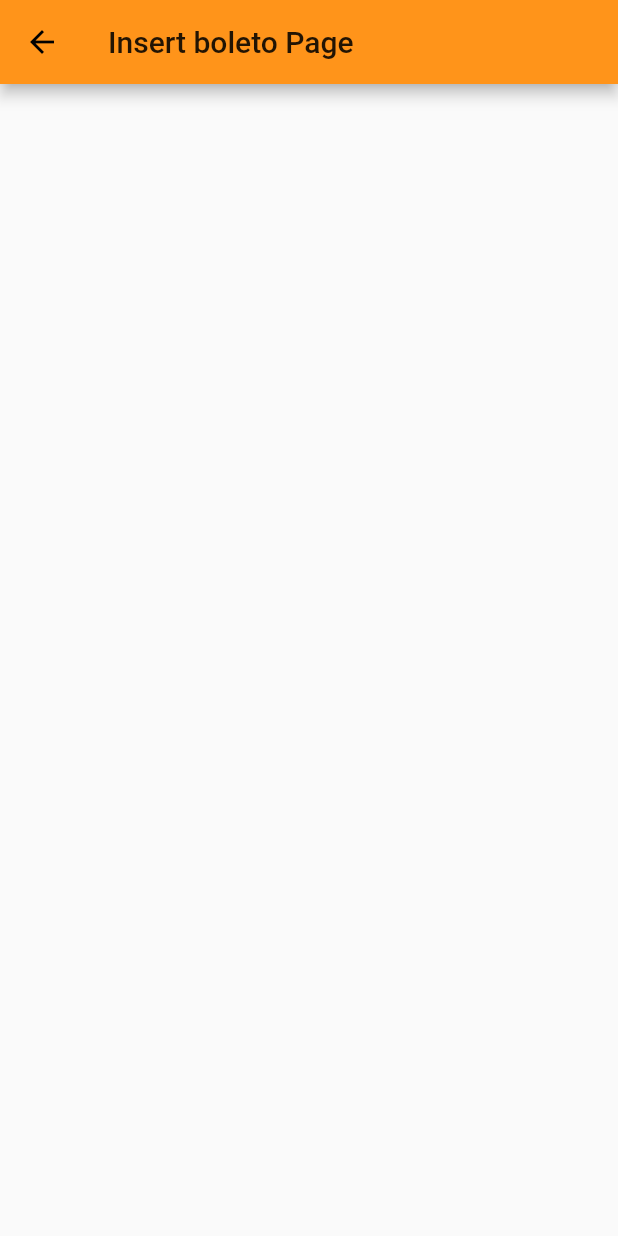
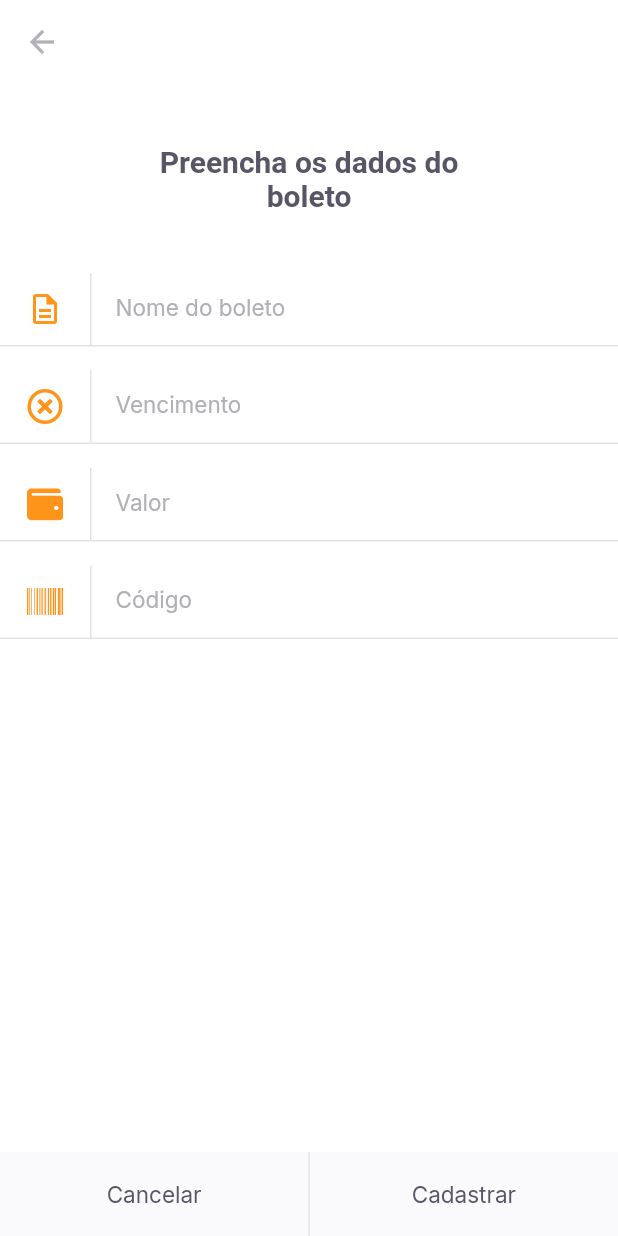
Before and after one commit to rodrigoota/flutter-payflow, a Flutter app: the InsertBoletoPage screen opened by its route, on a phone screen of 412 x 824 dp. Run offline on Flutter 3.47's test engine with Material 2 defaults, Android fonts, the phone set to English and light mode, and no system bars; our stand-ins replace camera, firebase_core, font_awesome_flutter, google_fonts, google_sign_in, image_picker and 1 more; missing offline and left inert: google_ml_kit; accounts and stored records are empty.

Commit message:
add InputTextWidget, update InsertBoletoPage

```diff
--- a/lib/modules/home/home_page.dart
+++ b/lib/modules/home/home_page.dart
@@ -69,7 +69,8 @@ class _HomePageState extends State<HomePage> {
                 )),
             GestureDetector(
               onTap: () {
-                Navigator.pushNamed(context, "/barcode_scanner");
+                //Navigator.pushNamed(context, "/barcode_scanner");
+                Navigator.pushNamed(context, "/insert_boleto");
               },
               child: Container(
                 width: 56,
--- a/lib/modules/insert_boleto/insert_boleto_page.dart
+++ b/lib/modules/insert_boleto/insert_boleto_page.dart
@@ -1,4 +1,9 @@
 import 'package:flutter/material.dart';
+import 'package:font_awesome_flutter/font_awesome_flutter.dart';
+import 'package:payflow/shared/themes/app_colors.dart';
+import 'package:payflow/shared/themes/app_text_styles.dart';
+import 'package:payflow/shared/widgets/input_text/input_text_widget.dart';
+import 'package:payflow/shared/widgets/set_label_buttons/set_label_buttons.dart';
 
 class InsertBoletoPage extends StatelessWidget {
   const InsertBoletoPage({Key? key}) : super(key: key);
@@ -6,9 +11,52 @@ class InsertBoletoPage extends StatelessWidget {
   @override
   Widget build(BuildContext context) {
     return Scaffold(
-      appBar: AppBar(
-        title: Text("Insert boleto Page"),
-      ),
-    );
+        backgroundColor: AppColors.background,
+        appBar: AppBar(
+          backgroundColor: AppColors.background,
+          elevation: 0,
+          leading: BackButton(
+            color: AppColors.input,
+          ),
+        ),
+        body: Column(
+          crossAxisAlignment: CrossAxisAlignment.center,
+          children: [
+            Padding(
+              padding: const EdgeInsets.symmetric(horizontal: 93, vertical: 40),
+              child: Text(
+                "Preencha os dados do boleto",
+                style: TextStyles.titleBoldHeading,
+                textAlign: TextAlign.center,
+              ),
+            ),
+            InputTextWidget(
+              icon: Icons.description_outlined,
+              label: "Nome do boleto",
+              onChanged: (value) {},
+            ),
+            InputTextWidget(
+              icon: FontAwesomeIcons.timesCircle,
+              label: "Vencimento",
+              onChanged: (value) {},
+            ),
+            InputTextWidget(
+              icon: FontAwesomeIcons.wallet,
+              label: "Valor",
+              onChanged: (value) {},
+            ),
+            InputTextWidget(
+              icon: FontAwesomeIcons.barcode,
+              label: "Código",
+              onChanged: (value) {},
+            ),
+          ],
+        ),
+        bottomNavigationBar: SetLabelButtons(
+          primaryLabel: "Cancelar",
+          primaryOnPressed: () {},
+          secondaryLabel: "Cadastrar",
+          secondaryOnPressed: () {},
+        ));
   }
 }
--- /dev/null
+++ b/lib/shared/widgets/input_text/input_text_widget.dart
@@ -0,0 +1,68 @@
+import 'package:flutter/material.dart';
+import 'package:payflow/shared/themes/app_colors.dart';
+import 'package:payflow/shared/themes/app_text_styles.dart';
+
+class InputTextWidget extends StatelessWidget {
+  final String label;
+  final IconData icon;
+  final String? initialValue;
+  final String? Function(String?)? validator;
+  final TextEditingController? controller;
+  final void Function(String value) onChanged;
+
+  const InputTextWidget(
+      {Key? key,
+      required this.label,
+      required this.icon,
+      this.initialValue,
+      this.validator,
+      this.controller,
+      required this.onChanged})
+      : super(key: key);
+
+  @override
+  Widget build(BuildContext context) {
+    return Padding(
+      padding: const EdgeInsets.only(bottom: 16),
+      child: Column(
+        children: [
+          TextFormField(
+            controller: controller,
+            onChanged: onChanged,
+            initialValue: initialValue,
+            validator: validator,
+            style: TextStyles.input,
+            decoration: InputDecoration(
+              contentPadding: EdgeInsets.zero,
+              labelText: label,
+              labelStyle: TextStyles.input,
+              icon: Row(
+                mainAxisSize: MainAxisSize.min,
+                children: [
+                  Padding(
+                    padding: const EdgeInsets.symmetric(horizontal: 18),
+                    child: Icon(
+                      icon,
+                      color: AppColors.primary,
+                    ),
+                  ),
+                  Container(
+                    width: 1,
+                    height: 48,
+                    color: AppColors.stroke,
+                  )
+                ],
+              ),
+              border: InputBorder.none,
+            ),
+          ),
+          Divider(
+            height: 1,
+            thickness: 1,
+            color: AppColors.stroke,
+          )
+        ],
+      ),
+    );
+  }
+}
--- a/pubspec.yaml
+++ b/pubspec.yaml
@@ -43,6 +43,7 @@ dependencies:
   camera: ^0.8.1+3
   image_picker: ^0.8.1+3
   image_picker_for_web: ^2.0.0
+  font_awesome_flutter: ^9.1.0
 
 dev_dependencies:
   flutter_test:
```
Also changed, not shown: pubspec.lock.
